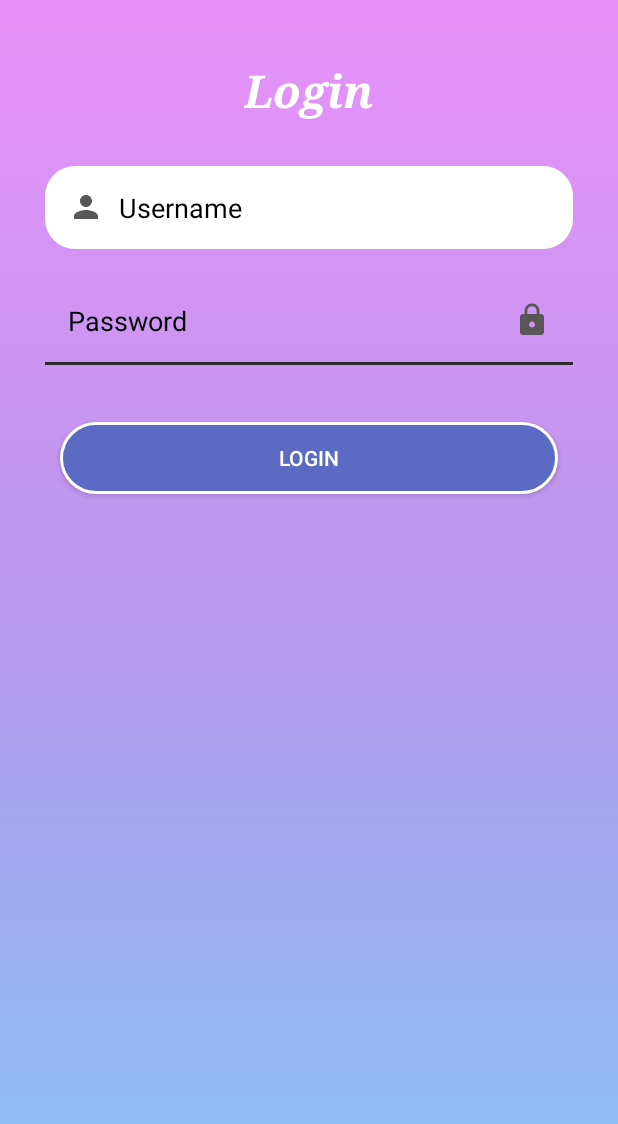
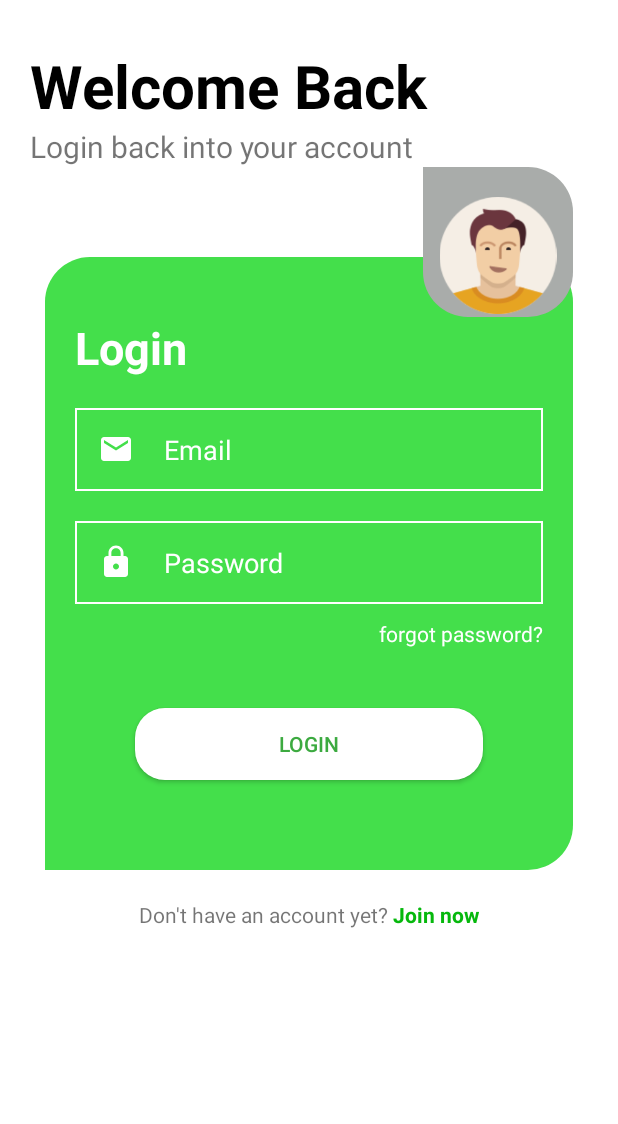
Before and after one commit to AR1610/MyAppgen6to7MT, an Android app: the screen it shows after launch (MainActivity before the commit, RelativeTaskActivity after it), on a phone screen of 412 x 824 dp. Shown: the top 1124 px of the screen. Run offline under Robolectric (Android 15) with nearby library versions, the phone set to English and light mode, and no system bars.

Commit message:
Relative Layout Login page Design

```diff
--- a/app/src/main/AndroidManifest.xml
+++ b/app/src/main/AndroidManifest.xml
@@ -1,7 +1,6 @@
 <?xml version="1.0" encoding="utf-8"?>
 <manifest xmlns:android="http://schemas.android.com/apk/res/android"
     package="com.myappgen6to7mt">
-
 
     <application
         android:allowBackup="true"
@@ -10,9 +9,11 @@
         android:roundIcon="@mipmap/ic_launcher_round"
         android:supportsRtl="true"
         android:theme="@style/Theme.MyAppgen6to7MT">
-
         <activity
             android:name=".MainActivity"
+            android:exported="true" />
+        <activity
+            android:name=".RelativeTaskActivity"
             android:exported="true">
             <intent-filter>
                 <action android:name="android.intent.action.MAIN" />
--- /dev/null
+++ b/app/src/main/java/com/myappgen6to7mt/RelativeTaskActivity.java
@@ -0,0 +1,14 @@
+package com.myappgen6to7mt;
+
+import androidx.appcompat.app.AppCompatActivity;
+
+import android.os.Bundle;
+
+public class RelativeTaskActivity extends AppCompatActivity {
+
+    @Override
+    protected void onCreate(Bundle savedInstanceState) {
+        super.onCreate(savedInstanceState);
+        setContentView(R.layout.activity_relative_task);
+    }
+}
--- /dev/null
+++ b/app/src/main/res/drawable/dp_bg.xml
@@ -0,0 +1,9 @@
+<?xml version="1.0" encoding="utf-8"?>
+<shape xmlns:android="http://schemas.android.com/apk/res/android">
+
+    <solid android:color="#A9ACAA"/>
+    <corners android:bottomLeftRadius="30dp"
+        android:topRightRadius="30dp"
+        android:bottomRightRadius="30dp"/>
+
+</shape>
--- /dev/null
+++ b/app/src/main/res/drawable/edt_bg_task.xml
@@ -0,0 +1,6 @@
+<?xml version="1.0" encoding="utf-8"?>
+<shape xmlns:android="http://schemas.android.com/apk/res/android">
+
+    <stroke android:color="#fff" android:width="1dp"/>
+
+</shape>
--- /dev/null
+++ b/app/src/main/res/drawable/ic_email.xml
@@ -0,0 +1,5 @@
+<vector android:height="24dp" android:tint="#585656"
+    android:viewportHeight="24" android:viewportWidth="24"
+    android:width="24dp" xmlns:android="http://schemas.android.com/apk/res/android">
+    <path android:fillColor="@android:color/white" android:pathData="M20,4L4,4c-1.1,0 -1.99,0.9 -1.99,2L2,18c0,1.1 0.9,2 2,2h16c1.1,0 2,-0.9 2,-2L22,6c0,-1.1 -0.9,-2 -2,-2zM20,8l-8,5 -8,-5L4,6l8,5 8,-5v2z"/>
+</vector>
--- /dev/null
+++ b/app/src/main/res/drawable/inner_bg.xml
@@ -0,0 +1,7 @@
+<?xml version="1.0" encoding="utf-8"?>
+<shape xmlns:android="http://schemas.android.com/apk/res/android">
+
+    <solid android:color="#44DF4B"/>
+    <corners android:topLeftRadius="30dp" android:topRightRadius="30dp" android:bottomRightRadius="30dp"/>
+
+</shape>
--- /dev/null
+++ b/app/src/main/res/layout/activity_relative_task.xml
@@ -0,0 +1,159 @@
+<?xml version="1.0" encoding="utf-8"?>
+<RelativeLayout xmlns:android="http://schemas.android.com/apk/res/android"
+    xmlns:app="http://schemas.android.com/apk/res-auto"
+    xmlns:tools="http://schemas.android.com/tools"
+    android:layout_width="match_parent"
+    android:layout_height="match_parent"
+    tools:context=".RelativeTaskActivity">
+
+    <TextView
+        android:id="@+id/tv_wlcm"
+        android:layout_width="wrap_content"
+        android:layout_height="wrap_content"
+        android:layout_marginLeft="20dp"
+        android:layout_marginTop="30dp"
+        android:text="Welcome Back"
+        android:textColor="#000"
+        android:textSize="40sp"
+        android:textStyle="bold" />
+
+    <TextView
+        android:id="@+id/tv_ac"
+        android:layout_width="wrap_content"
+        android:layout_height="wrap_content"
+        android:layout_below="@+id/tv_wlcm"
+        android:layout_marginLeft="20dp"
+        android:text="Login back into your account"
+        android:textSize="20sp" />
+
+
+    <RelativeLayout
+        android:id="@+id/relative"
+        android:layout_width="match_parent"
+        android:layout_height="wrap_content"
+        android:layout_below="@+id/tv_ac"
+        android:layout_marginHorizontal="30dp"
+        android:layout_marginTop="60dp"
+        android:background="@drawable/inner_bg"
+        android:padding="20dp">
+
+
+        <TextView
+            android:id="@+id/tv_login"
+            android:layout_width="wrap_content"
+            android:layout_height="wrap_content"
+            android:layout_marginTop="20dp"
+            android:text="Login"
+            android:textColor="#fff"
+            android:textSize="30sp"
+            android:textStyle="bold" />
+
+
+        <EditText
+            android:id="@+id/edt_email"
+            android:layout_width="match_parent"
+            android:layout_height="wrap_content"
+            android:layout_below="@+id/tv_login"
+            android:layout_marginTop="20dp"
+            android:background="@drawable/edt_bg_task"
+            android:drawableLeft="@drawable/ic_email"
+            android:drawablePadding="20dp"
+            android:drawableTint="#fff"
+            android:hint="Email"
+            android:textColor="#fff"
+            android:imeOptions="actionNext"
+            android:inputType="textEmailAddress"
+            android:padding="15dp"
+            android:singleLine="true"
+            android:textColorHint="#fff" >
+        <requestFocus/>
+        </EditText>
+
+
+        <EditText
+            android:id="@+id/edt_password"
+            android:layout_width="match_parent"
+            android:layout_height="wrap_content"
+            android:layout_below="@id/edt_email"
+            android:layout_marginTop="20dp"
+            android:background="@drawable/edt_bg_task"
+            android:drawableLeft="@drawable/ic_lock"
+            android:drawablePadding="20dp"
+            android:drawableTint="#fff"
+            android:hint="Password"
+            android:textColor="#fff"
+            android:imeOptions="actionNext"
+            android:inputType="textPassword"
+            android:padding="15dp"
+            android:singleLine="true"
+            android:textColorHint="#fff" />
+
+
+        <TextView
+            android:id="@+id/tv_fp"
+            android:layout_width="wrap_content"
+            android:layout_height="wrap_content"
+            android:layout_below="@+id/edt_password"
+            android:layout_alignParentRight="true"
+            android:layout_marginTop="10dp"
+            android:text="forgot password?"
+            android:textColor="#fff" />
+
+
+        <android.widget.Button
+            android:layout_width="match_parent"
+            android:layout_height="wrap_content"
+            android:layout_below="@id/tv_fp"
+            android:layout_margin="40dp"
+            android:background="@drawable/edt_bg"
+            android:text="Login"
+            android:textColor="#3CAA40" />
+
+
+    </RelativeLayout>
+
+
+    <ImageView
+        android:id="@+id/img_dp"
+        android:layout_width="100dp"
+        android:layout_height="100dp"
+        android:layout_above="@+id/relative"
+        android:layout_below="@+id/tv_ac"
+        android:layout_alignParentRight="true"
+        android:layout_marginRight="30dp"
+        android:layout_marginBottom="-100dp"
+        android:background="@drawable/dp_bg"
+        android:paddingHorizontal="5dp"
+        android:paddingTop="20dp"
+        android:paddingBottom="2dp"
+        android:src="@drawable/customer" />
+
+
+    <RelativeLayout
+        android:layout_width="wrap_content"
+        android:layout_height="wrap_content"
+        android:layout_centerHorizontal="true"
+        android:layout_below="@id/relative">
+
+        <TextView
+            android:layout_width="wrap_content"
+            android:layout_height="wrap_content"
+            android:id="@+id/tv_account"
+            android:text="Don't have an account yet? "
+            android:layout_marginTop="20dp"
+            />
+        <TextView
+            android:layout_width="wrap_content"
+            android:layout_height="wrap_content"
+            android:id="@+id/tv_join"
+            android:text="Join now"
+            android:textStyle="bold"
+            android:layout_toRightOf="@id/tv_account"
+            android:textColor="#06B80D"
+            android:layout_marginTop="20dp"
+            />
+    </RelativeLayout>
+
+
+
+</RelativeLayout>
--- a/app/src/main/res/values/colors.xml
+++ b/app/src/main/res/values/colors.xml
@@ -1,9 +1,9 @@
 <?xml version="1.0" encoding="utf-8"?>
 <resources>
     <color name="purple_200">#FFBB86FC</color>
-    <color name="purple_500">#77098A</color>
-    <color name="purple_700">#9C27B0</color>
-    <color name="teal_200">#FF03DAC5</color>
+    <color name="purple_500">#FBFCFB</color>
+    <color name="purple_700">#06B80D</color>
+    <color name="teal_200">#fff</color>
     <color name="teal_700">#FF018786</color>
     <color name="black">#FF000000</color>
     <color name="white">#D36262</color>
```
Also changed, not shown: app/src/main/res/drawable/customer.png (added).
